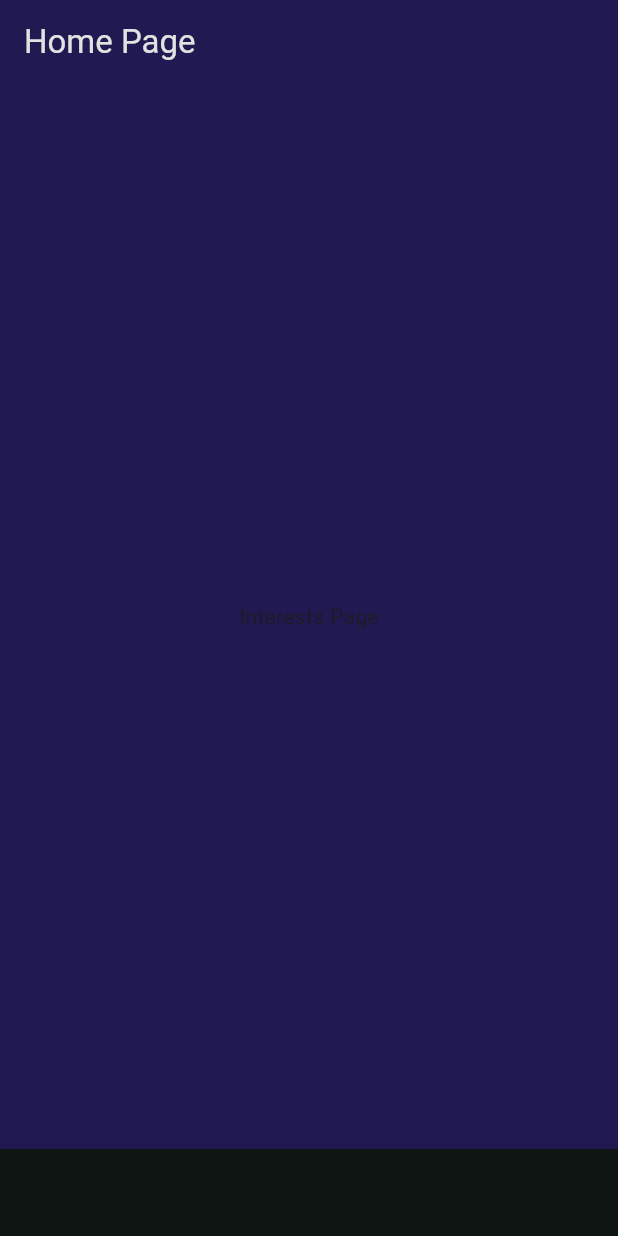
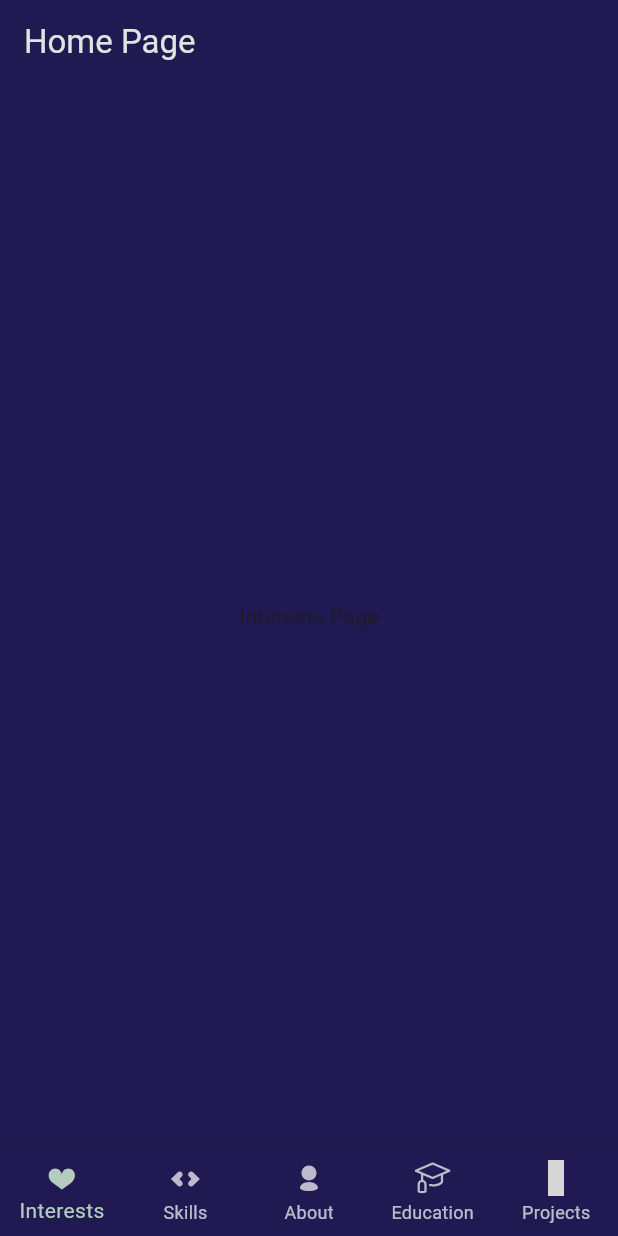
Before and after one commit to Guix98/portfolio, a Flutter app: the screen it shows after launch, on a phone screen of 412 x 824 dp. Run offline on Flutter 3.47's test engine with Material 3 defaults, Android fonts, the phone set to English and light mode, and no system bars; our stand-ins replace fluttericon, google_fonts; Roboto replaces fonts that are missing (Ubuntu); grey boxes are pictures that could not be loaded.

Commit message:
fix: bottom nav and icons

```diff
--- a/lib/pages/home_page.dart
+++ b/lib/pages/home_page.dart
@@ -1,4 +1,5 @@
 import 'package:flutter/material.dart';
+import 'package:fluttericon/octicons_icons.dart';
 import 'package:fluttericon/typicons_icons.dart';
 
 class HomePage extends StatefulWidget {
@@ -16,7 +17,7 @@ class _HomePageState extends State<HomePage> {
     Center(child: Text("Skills Page")),
     Center(child: Text("About Page")),
     Center(child: Text("Education Page")),
-    // Center(child: Text("Projects Page")),
+    Center(child: Text("Projects Page")),
   ];
 
   void _onItemTapped(int index) {
@@ -35,9 +36,10 @@ class _HomePageState extends State<HomePage> {
         child: _widgetOptions.elementAt(_selectedIndex),
       ),
       bottomNavigationBar: BottomNavigationBar(
+        type: BottomNavigationBarType.fixed,
         items: const <BottomNavigationBarItem>[
           BottomNavigationBarItem(
-            icon: Icon(Icons.home),
+            icon: Icon(Typicons.heart),
             label: 'Interests',
           ),
           BottomNavigationBarItem(
@@ -45,17 +47,17 @@ class _HomePageState extends State<HomePage> {
             label: 'Skills',
           ),
           BottomNavigationBarItem(
-            icon: Icon(Icons.settings),
+            icon: Icon(Typicons.user),
             label: 'About',
           ),
           BottomNavigationBarItem(
-            icon: Icon(Icons.search),
+            icon: Icon(Octicons.mortar_board),
             label: 'Education',
           ),
-          // BottomNavigationBarItem(
-          //   icon: Icon(Icons.settings),
-          //   label: 'Projects',
-          // ),
+          BottomNavigationBarItem(
+            icon: Icon(Typicons.mobile),
+            label: 'Projects',
+          ),
         ],
         currentIndex: _selectedIndex,
         onTap: _onItemTapped,
```
Also changed, not shown: pubspec.lock, 6 other files.
